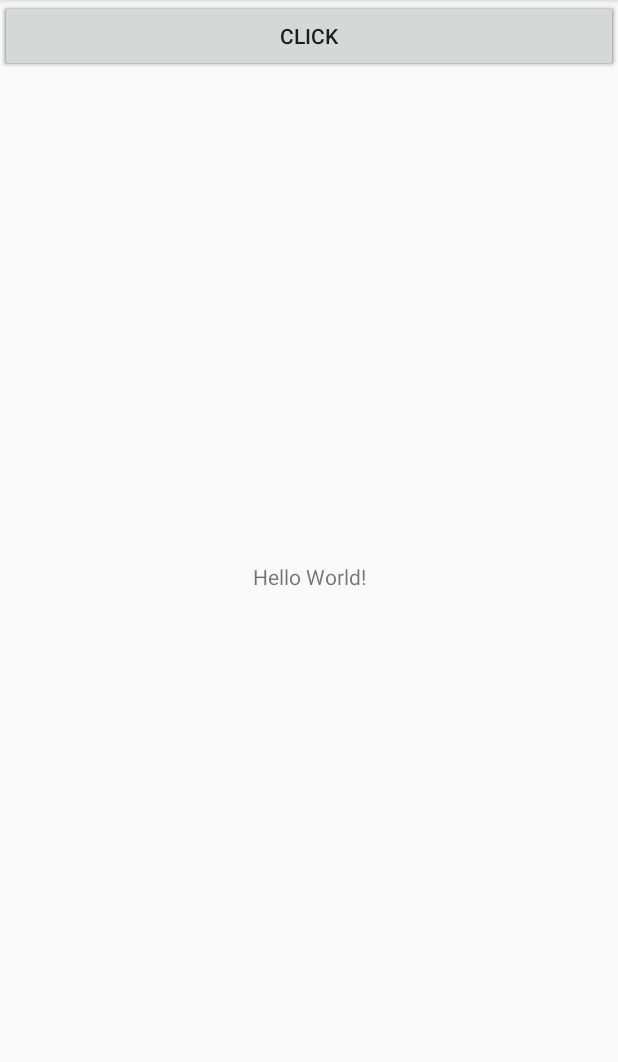
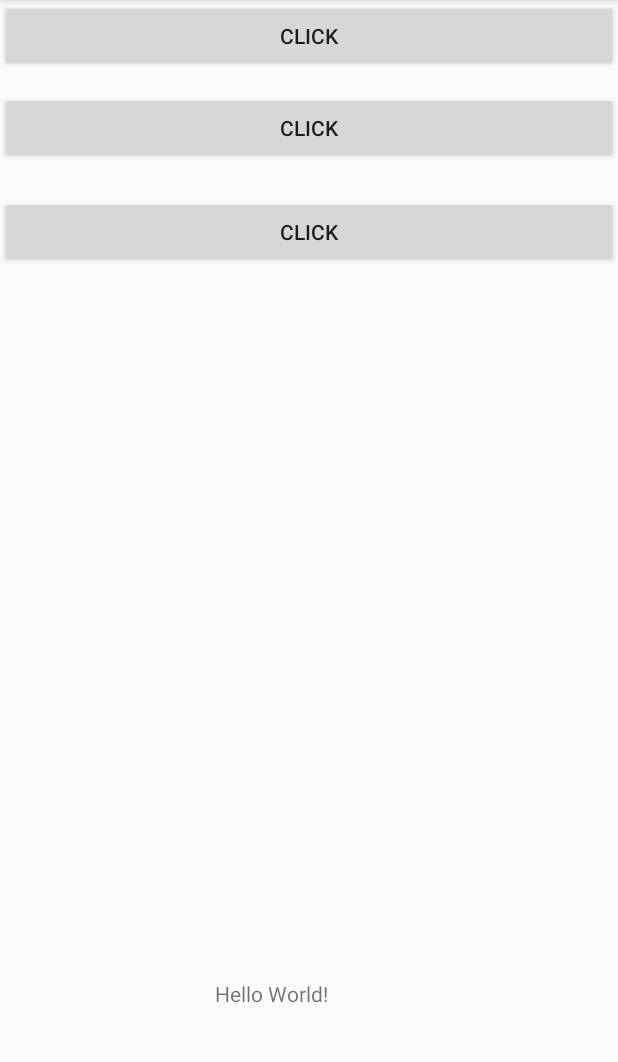
Before and after one commit to liyonganStudy/studyjacoco, an Android app: the screen it shows after launch (MainActivity), on a phone screen of 412 x 824 dp, the part 84-1146 px from its top. Run offline under Robolectric (Android 15) with nearby library versions, the phone set to English and light mode, and no system bars.

Commit message:
修改脚本

```diff
--- a/app/src/main/res/layout/activity_main.xml
+++ b/app/src/main/res/layout/activity_main.xml
@@ -1,5 +1,6 @@
 <?xml version="1.0" encoding="utf-8"?>
-<android.support.constraint.ConstraintLayout xmlns:android="http://schemas.android.com/apk/res/android"
+<RelativeLayout
+    xmlns:android="http://schemas.android.com/apk/res/android"
     xmlns:app="http://schemas.android.com/apk/res-auto"
     xmlns:tools="http://schemas.android.com/tools"
     android:layout_width="match_parent"
@@ -9,6 +10,12 @@
     <TextView
         android:layout_width="wrap_content"
         android:layout_height="wrap_content"
+        android:layout_alignParentBottom="true"
+        android:layout_alignParentLeft="true"
+        android:layout_alignParentStart="true"
+        android:layout_marginBottom="96dp"
+        android:layout_marginLeft="143dp"
+        android:layout_marginStart="143dp"
         android:text="Hello World!"
         app:layout_constraintBottom_toBottomOf="parent"
         app:layout_constraintLeft_toLeftOf="parent"
@@ -25,6 +32,10 @@
         android:id="@+id/button2"
         android:layout_width="match_parent"
         android:layout_height="wrap_content"
+        android:layout_alignParentLeft="true"
+        android:layout_alignParentStart="true"
+        android:layout_below="@+id/button"
+        android:layout_marginTop="13dp"
         android:text="click"
         tools:layout_editor_absoluteX="0dp"
         tools:layout_editor_absoluteY="48dp" />
@@ -33,8 +44,12 @@
         android:id="@+id/button3"
         android:layout_width="match_parent"
         android:layout_height="wrap_content"
+        android:layout_alignParentLeft="true"
+        android:layout_alignParentStart="true"
+        android:layout_below="@+id/button2"
+        android:layout_marginTop="21dp"
         android:text="click"
         tools:layout_editor_absoluteX="0dp"
         tools:layout_editor_absoluteY="96dp" />
 
-</android.support.constraint.ConstraintLayout>
+</RelativeLayout>
```
Also changed, not shown: app/jacoco.gradle (+9 -3 lines).
